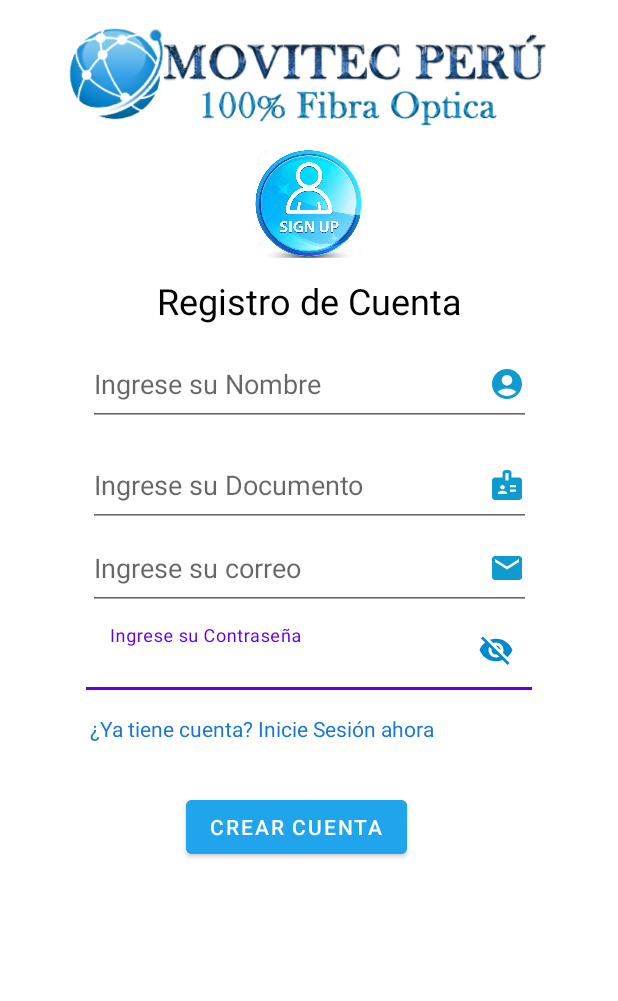
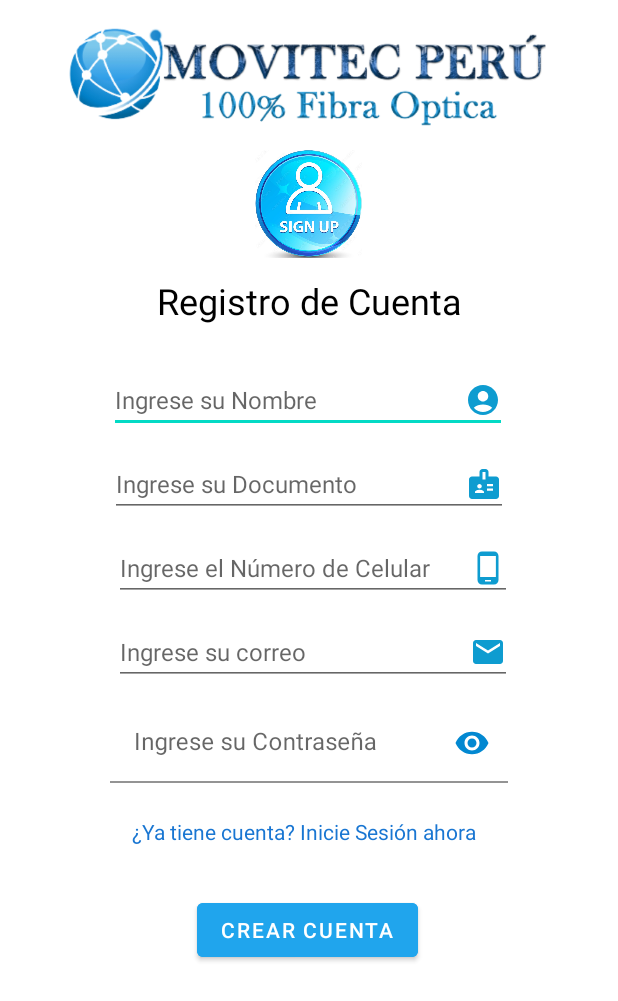
Before and after one commit to a20204264/AppMovitec, an Android app: the RegistroActivity screen opened directly, with no data from a screen before it, on a phone screen of 412 x 824 dp. Shown: the top 1001 px of the screen. Run offline under Robolectric (Android 15) with nearby library versions, the phone set to English and light mode, and no system bars; our stand-ins replace Volley; network calls fail.

Commit message:
Se agrego funcionalidad al login, cambiar pass y registro de usuario

```diff
--- a/app/src/main/AndroidManifest.xml
+++ b/app/src/main/AndroidManifest.xml
@@ -2,16 +2,18 @@
 <manifest xmlns:android="http://schemas.android.com/apk/res/android"
     xmlns:tools="http://schemas.android.com/tools"
     package="com.example.appmovitec">
+    <uses-permission android:name="android.permission.INTERNET"></uses-permission>
 
     <application
         android:allowBackup="true"
         android:dataExtractionRules="@xml/data_extraction_rules"
         android:fullBackupContent="@xml/backup_rules"
-        android:icon="@mipmap/ic_launcher"
+        android:icon="@mipmap/icono"
         android:label="@string/app_name"
-        android:roundIcon="@mipmap/ic_launcher_round"
+        android:roundIcon="@mipmap/icono"
         android:supportsRtl="true"
         android:theme="@style/Theme.AppMovitec"
+        android:usesCleartextTraffic="true"
         tools:targetApi="31">
         <activity
             android:name=".RegistroActivity"
--- /dev/null
+++ b/app/src/main/res/drawable/celular.xml
@@ -0,0 +1,5 @@
+<vector android:height="24dp" android:tint="#0E9CD0"
+    android:viewportHeight="24" android:viewportWidth="24"
+    android:width="24dp" xmlns:android="http://schemas.android.com/apk/res/android">
+    <path android:fillColor="@android:color/white" android:pathData="M16,1L8,1C6.34,1 5,2.34 5,4v16c0,1.66 1.34,3 3,3h8c1.66,0 3,-1.34 3,-3L19,4c0,-1.66 -1.34,-3 -3,-3zM14,21h-4v-1h4v1zM17.25,18L6.75,18L6.75,4h10.5v14z"/>
+</vector>
--- a/app/src/main/res/layout/activity_login.xml
+++ b/app/src/main/res/layout/activity_login.xml
@@ -91,7 +91,8 @@
             android:layout_height="53dp"
             android:backgroundTint="#FFFFFF"
             android:ems="15"
-            android:hint="@string/valclave" />
+            android:hint="@string/valclave"
+            android:password="true" />
     </com.google.android.material.textfield.TextInputLayout>
 
     <EditText
@@ -104,6 +105,7 @@
         android:ems="10"
         android:hint="@string/valcorreo"
         android:inputType="textEmailAddress"
+        android:password="false"
         app:layout_constraintStart_toStartOf="@+id/guideline2"
         app:layout_constraintTop_toBottomOf="@+id/textView" />
 
--- a/app/src/main/res/layout/activity_registro.xml
+++ b/app/src/main/res/layout/activity_registro.xml
@@ -58,12 +58,12 @@
         android:id="@+id/tviniciarsesion"
         android:layout_width="wrap_content"
         android:layout_height="wrap_content"
-        android:layout_marginStart="44dp"
-        android:layout_marginTop="16dp"
+        android:layout_marginStart="72dp"
+        android:layout_marginTop="88dp"
         android:text="¿Ya tiene cuenta? Inicie Sesión ahora"
         android:textColor="#1976D2"
         app:layout_constraintStart_toStartOf="@+id/guideline2"
-        app:layout_constraintTop_toBottomOf="@+id/textInputLayout" />
+        app:layout_constraintTop_toBottomOf="@+id/edtCorreo" />
 
     <Button
         android:id="@+id/btnregistrar"
@@ -73,66 +73,91 @@
         android:layout_marginTop="32dp"
         android:backgroundTint="#20A5ED"
         android:text="Crear Cuenta"
+        app:layout_constraintEnd_toStartOf="@+id/guideline3"
+        app:layout_constraintHorizontal_bias="0.057"
         app:layout_constraintStart_toStartOf="@+id/guideline2"
         app:layout_constraintTop_toBottomOf="@+id/tviniciarsesion" />
 
+    <EditText
+        android:id="@+id/edtNombre"
+        android:layout_width="265dp"
+        android:layout_height="44dp"
+        android:layout_marginTop="28dp"
+        android:drawableRight="@drawable/cliente"
+        android:ems="10"
+        android:hint="@string/valnombre"
+        android:inputType="textPersonName"
+        android:textSize="16sp"
+        app:layout_constraintEnd_toStartOf="@+id/guideline3"
+        app:layout_constraintHorizontal_bias="0.497"
+        app:layout_constraintStart_toStartOf="@+id/guideline2"
+        app:layout_constraintTop_toBottomOf="@+id/textView" />
+
+    <EditText
+        android:id="@+id/edtDocumento"
+        android:layout_width="265dp"
+        android:layout_height="44dp"
+        android:layout_marginTop="12dp"
+        android:drawableRight="@drawable/usuarios"
+        android:ems="10"
+        android:hint="@string/valdni"
+        android:inputType="textPersonName"
+        android:textSize="16sp"
+        app:layout_constraintEnd_toStartOf="@+id/guideline3"
+        app:layout_constraintHorizontal_bias="0.502"
+        app:layout_constraintStart_toStartOf="@+id/guideline2"
+        app:layout_constraintTop_toBottomOf="@+id/edtNombre" />
+
+    <EditText
+        android:id="@+id/edtCelular"
+        android:layout_width="265dp"
+        android:layout_height="44dp"
+        android:layout_marginTop="12dp"
+        android:drawableRight="@drawable/celular"
+        android:ems="10"
+        android:hint="@string/valTelefono"
+        android:inputType="phone"
+        android:textSize="16sp"
+        app:layout_constraintEnd_toStartOf="@+id/guideline3"
+        app:layout_constraintHorizontal_bias="0.526"
+        app:layout_constraintStart_toStartOf="@+id/guideline2"
+        app:layout_constraintTop_toBottomOf="@+id/edtDocumento" />
+
+    <EditText
+        android:id="@+id/edtCorreo"
+        android:layout_width="265dp"
+        android:layout_height="44dp"
+        android:layout_marginTop="12dp"
+        android:drawableRight="@drawable/email"
+        android:ems="10"
+        android:hint="@string/valcorreo"
+        android:inputType="textEmailAddress"
+        android:textSize="16sp"
+        app:layout_constraintEnd_toStartOf="@+id/guideline3"
+        app:layout_constraintHorizontal_bias="0.526"
+        app:layout_constraintStart_toStartOf="@+id/guideline2"
+        app:layout_constraintTop_toBottomOf="@+id/edtCelular" />
+
     <com.google.android.material.textfield.TextInputLayout
-        android:id="@+id/textInputLayout"
-        android:layout_width="297dp"
+        android:layout_width="265dp"
         android:layout_height="53dp"
-
+        android:layout_marginTop="12dp"
+        android:layout_marginStart="0dp"
         app:layout_constraintEnd_toStartOf="@+id/guideline3"
         app:layout_constraintStart_toStartOf="@+id/guideline2"
-        app:layout_constraintTop_toBottomOf="@+id/edtcorreo"
+        app:layout_constraintTop_toBottomOf="@+id/edtCorreo"
         app:passwordToggleEnabled="true"
         app:passwordToggleTint="@color/primary">
 
         <com.google.android.material.textfield.TextInputEditText
-            android:id="@+id/edtcontrasenia"
-            android:layout_width="297dp"
+            android:id="@+id/edtContrasenia"
+            android:layout_width="265dp"
             android:layout_height="53dp"
             android:backgroundTint="#FFFFFF"
             android:ems="15"
-            android:hint="@string/valclave" />
+            android:hint="@string/valclave"
+            android:password="true"/>
     </com.google.android.material.textfield.TextInputLayout>
 
-    <EditText
-        android:id="@+id/edtnombre"
-        android:layout_width="295dp"
-        android:layout_height="55dp"
-        android:layout_marginTop="12dp"
-        android:drawableRight="@drawable/cliente"
-        android:ems="10"
-        android:hint="@string/valnombre"
-        android:inputType="textEmailAddress"
-        app:layout_constraintEnd_toStartOf="@+id/guideline3"
-        app:layout_constraintStart_toStartOf="@+id/guideline2"
-        app:layout_constraintTop_toBottomOf="@+id/textView" />
-
-    <EditText
-        android:id="@+id/edtdni"
-        android:layout_width="295dp"
-        android:layout_height="55dp"
-        android:layout_marginTop="12dp"
-        android:drawableRight="@drawable/usuarios"
-        android:ems="10"
-        android:hint="@string/valdni"
-
-        android:inputType="number"
-        app:layout_constraintEnd_toStartOf="@+id/guideline3"
-        app:layout_constraintStart_toStartOf="@+id/guideline2"
-        app:layout_constraintTop_toBottomOf="@+id/edtnombre" />
-
-    <EditText
-        android:id="@+id/edtcorreo"
-        android:layout_width="295dp"
-        android:layout_height="55dp"
-        android:drawableRight="@drawable/email"
-        android:ems="10"
-        android:hint="@string/valcorreo"
-        android:inputType="textEmailAddress"
-        app:layout_constraintEnd_toStartOf="@+id/guideline3"
-        app:layout_constraintStart_toStartOf="@+id/guideline2"
-        app:layout_constraintTop_toBottomOf="@+id/edtdni" />
 
 </androidx.constraintlayout.widget.ConstraintLayout>
--- a/app/src/main/res/values/strings.xml
+++ b/app/src/main/res/values/strings.xml
@@ -8,4 +8,6 @@
     <string name="hello_blank_fragment">Hello blank fragment</string>
     <string name="valnombre">Ingrese su Nombre</string>
     <string name="valdni">Ingrese su Documento</string>
+    <string name="valTelefono">Ingrese el Número de Celular</string>
+    <string name="valCambiarContrasenia">Ingrese la Nueva Contraseña</string>
 </resources>
```
Also changed, not shown: app/build.gradle (+1 -20 lines), app/src/main/java/com/example/appmovitec/LoginActivity.kt (+39 -2 lines), app/src/main/java/com/example/appmovitec/PasswordActivity.kt (+36 -1 lines), app/src/main/java/com/example/appmovitec/RegistroActivity.kt (+34 -1 lines), app/src/main/res/layout/activity_password.xml (+13 -3 lines), app/src/main/res/mipmap-mdpi/icono.JPG (added).
